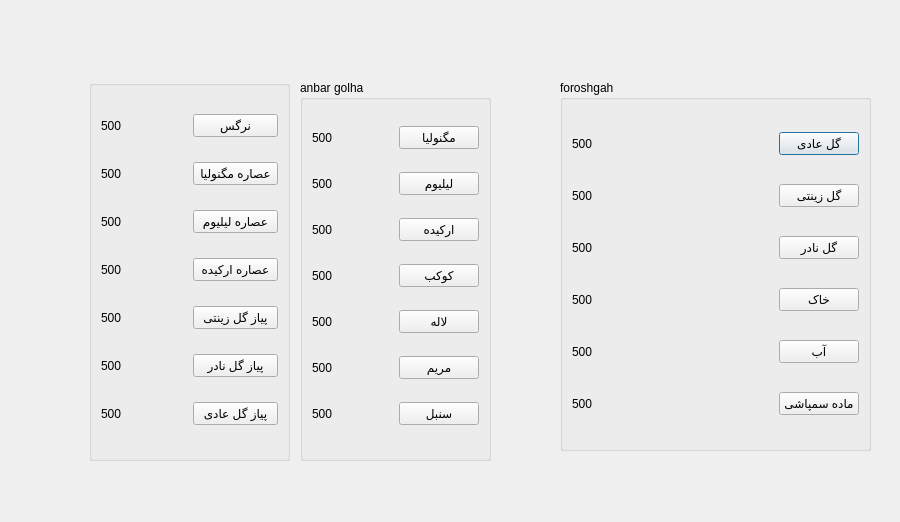
Old version of the form form/store.ui in the repository mahshid-o/GreenHouse.
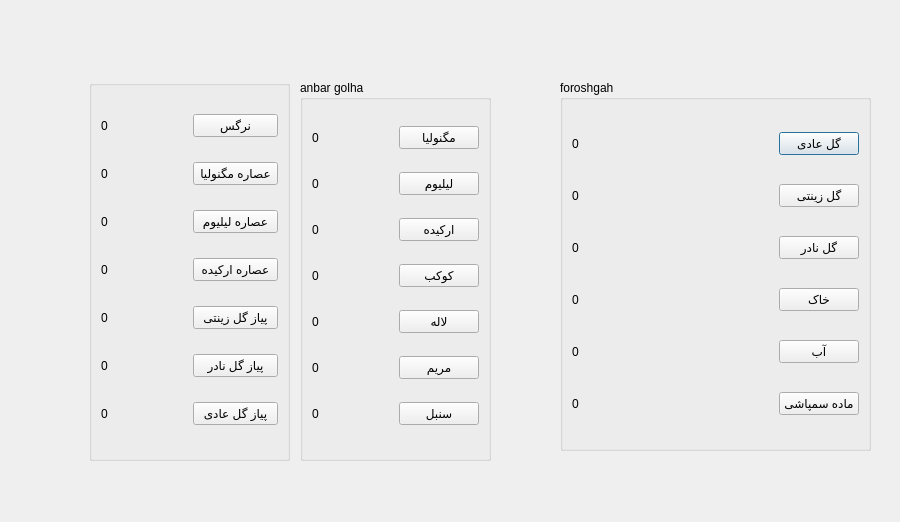
New version of the form. Icons and pictures are not drawn.

```diff
--- a/form/store.ui
+++ b/form/store.ui
@@ -34,7 +34,7 @@
       <item>
        <widget class="QLabel" name="labelAadiNumber">
         <property name="text">
-         <string>500</string>
+         <string>0</string>
         </property>
        </widget>
       </item>
@@ -65,7 +65,7 @@
       <item>
        <widget class="QLabel" name="labelZinatiNumber">
         <property name="text">
-         <string>500</string>
+         <string>0</string>
         </property>
        </widget>
       </item>
@@ -96,7 +96,7 @@
       <item>
        <widget class="QLabel" name="labelZinatiNumber_2">
         <property name="text">
-         <string>500</string>
+         <string>0</string>
         </property>
        </widget>
       </item>
@@ -127,7 +127,7 @@
       <item>
        <widget class="QLabel" name="labelKhakNumber">
         <property name="text">
-         <string>500</string>
+         <string>0</string>
         </property>
        </widget>
       </item>
@@ -158,7 +158,7 @@
       <item>
        <widget class="QLabel" name="labelAbNumber">
         <property name="text">
-         <string>500</string>
+         <string>0</string>
         </property>
        </widget>
       </item>
@@ -189,7 +189,7 @@
       <item>
        <widget class="QLabel" name="labelOsNumber">
         <property name="text">
-         <string>500</string>
+         <string>0</string>
         </property>
        </widget>
       </item>
@@ -235,7 +235,7 @@
       <item>
        <widget class="QLabel" name="labelMagnoliaNumber">
         <property name="text">
-         <string>500</string>
+         <string>0</string>
         </property>
        </widget>
       </item>
@@ -266,7 +266,7 @@
       <item>
        <widget class="QLabel" name="labelLiliumNumber">
         <property name="text">
-         <string>500</string>
+         <string>0</string>
         </property>
        </widget>
       </item>
@@ -297,7 +297,7 @@
       <item>
        <widget class="QLabel" name="labelOrkideNumber">
         <property name="text">
-         <string>500</string>
+         <string>0</string>
         </property>
        </widget>
       </item>
@@ -328,7 +328,7 @@
       <item>
        <widget class="QLabel" name="labelKokabNumber">
         <property name="text">
-         <string>500</string>
+         <string>0</string>
         </property>
        </widget>
       </item>
@@ -359,7 +359,7 @@
       <item>
        <widget class="QLabel" name="labelLaleNumber">
         <property name="text">
-         <string>500</string>
+         <string>0</string>
         </property>
        </widget>
       </item>
@@ -390,7 +390,7 @@
       <item>
        <widget class="QLabel" name="labelMaryamNumber">
         <property name="text">
-         <string>500</string>
+         <string>0</string>
         </property>
        </widget>
       </item>
@@ -421,7 +421,7 @@
       <item>
        <widget class="QLabel" name="labelSonbolNumber">
         <property name="text">
-         <string>500</string>
+         <string>0</string>
         </property>
        </widget>
       </item>
@@ -467,7 +467,7 @@
       <item>
        <widget class="QLabel" name="labelNargesNumber">
         <property name="text">
-         <string>500</string>
+         <string>0</string>
         </property>
        </widget>
       </item>
@@ -485,7 +485,7 @@
       <item>
        <widget class="QLabel" name="labelOsMagnoliaNumber">
         <property name="text">
-         <string>500</string>
+         <string>0</string>
         </property>
        </widget>
       </item>
@@ -503,7 +503,7 @@
       <item>
        <widget class="QLabel" name="labelLiliumNumber_2">
         <property name="text">
-         <string>500</string>
+         <string>0</string>
         </property>
        </widget>
       </item>
@@ -521,7 +521,7 @@
       <item>
        <widget class="QLabel" name="labelOsOrkideNumber">
         <property name="text">
-         <string>500</string>
+         <string>0</string>
         </property>
        </widget>
       </item>
@@ -539,7 +539,7 @@
       <item>
        <widget class="QLabel" name="labelZinatiNumber_3">
         <property name="text">
-         <string>500</string>
+         <string>0</string>
         </property>
        </widget>
       </item>
@@ -557,7 +557,7 @@
       <item>
        <widget class="QLabel" name="labelNaderNumber">
         <property name="text">
-         <string>500</string>
+         <string>0</string>
         </property>
        </widget>
       </item>
@@ -575,7 +575,7 @@
       <item>
        <widget class="QLabel" name="labelAadiNumber_2">
         <property name="text">
-         <string>500</string>
+         <string>0</string>
         </property>
        </widget>
       </item>
```
Left out of the diff: 6 changed lines with no effect on the pictures.
